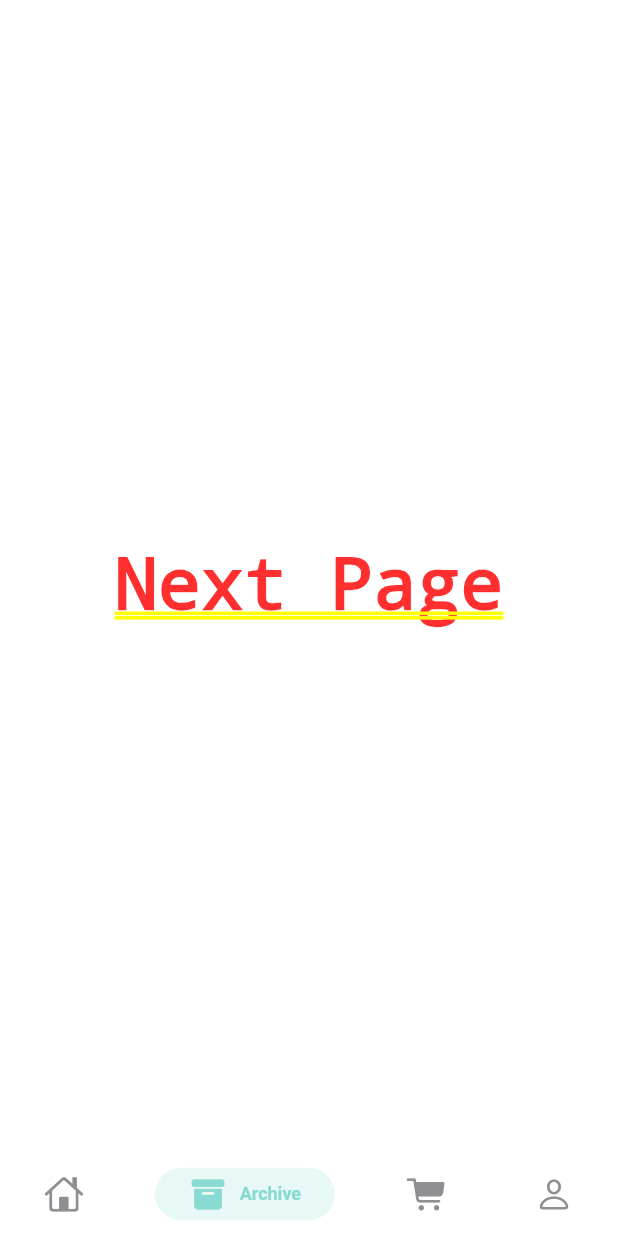
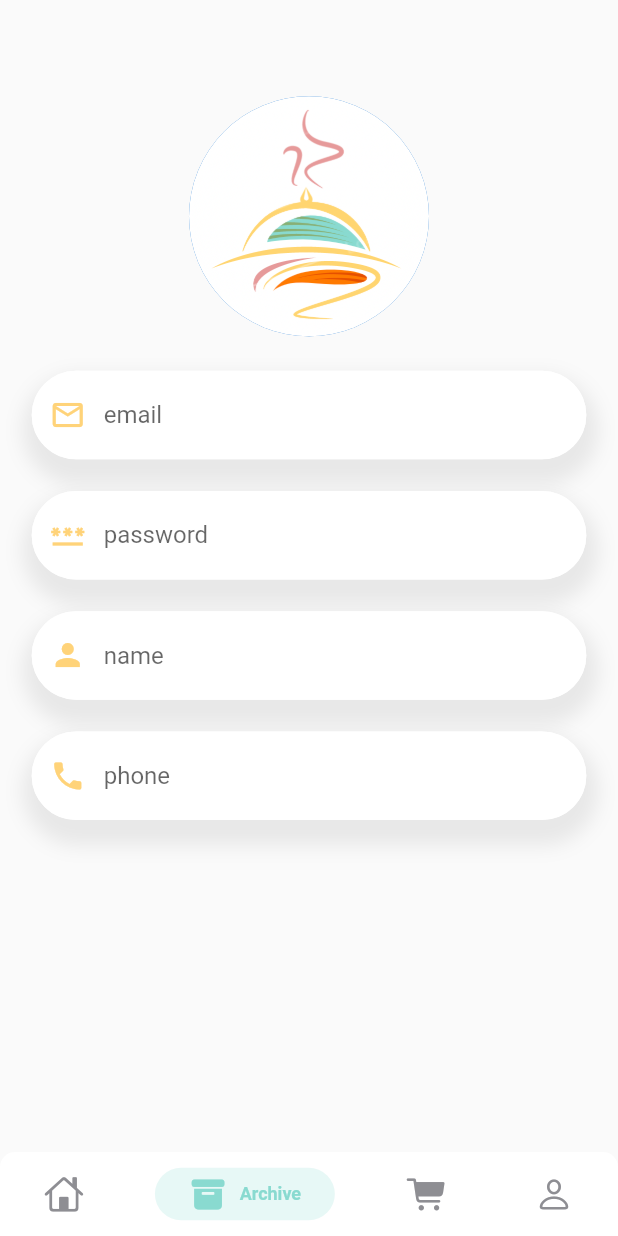
Before and after one commit to Rokon-556/restaurant_app_using_getx, a Flutter app: the screen it shows after launch, item 2 of the bottom bar chosen, on a phone screen of 412 x 824 dp. Run offline on Flutter 3.47's test engine with Material 2 defaults, Android fonts, the phone set to English and light mode, and no system bars; drawn by our look-alikes of persistent_bottom_nav_bar; our stand-ins replace dots_indicator, get, shared_preferences; network calls fail.

Commit message:
sign up page static ui

```diff
--- /dev/null
+++ b/lib/pages/auth/sign_up_page.dart
@@ -0,0 +1,54 @@
+import 'package:flutter/material.dart';
+import 'package:food_delivery/utils/colors.dart';
+import 'package:food_delivery/utils/dimension.dart';
+import 'package:food_delivery/widgets/app_text_field.dart';
+
+class SignUpPage extends StatelessWidget {
+  const SignUpPage({super.key});
+
+  @override
+  Widget build(BuildContext context) {
+    final emailController = TextEditingController();
+    final passController = TextEditingController();
+    final nameController = TextEditingController();
+    final phoneController = TextEditingController();
+    return Scaffold(
+      body: Column(
+        children: [
+          SizedBox(
+            height: Dimension.deviceHeight * 0.05,
+          ),
+          Container(
+            height: Dimension.deviceHeight * 0.25,
+            child: Center(
+              child: CircleAvatar(
+                radius: 80,
+                backgroundImage: AssetImage('assets/image/logo part 1.png'),
+              ),
+            ),
+          ),
+          AppTextField(
+              editingController: emailController,
+              hintText: 'email',
+              icon: Icons.email_outlined),
+          SizedBox(height: Dimension.height20,),
+          AppTextField(
+              editingController: passController,
+              hintText: 'password',
+              icon: Icons.password_outlined),
+          SizedBox(height: Dimension.height20,),
+          AppTextField(
+              editingController: nameController,
+              hintText: 'name',
+              icon: Icons.person),
+          SizedBox(height: Dimension.height20,),
+          AppTextField(
+              editingController: phoneController,
+              hintText: 'phone',
+              icon: Icons.phone),
+          SizedBox(height: Dimension.height20,),
+        ],
+      ),
+    );
+  }
+}
--- a/lib/pages/home/home_page.dart
+++ b/lib/pages/home/home_page.dart
@@ -1,6 +1,7 @@
 import 'package:flutter/cupertino.dart';
 import 'package:flutter/material.dart';
 import 'package:food_delivery/pages/account/account_page.dart';
+import 'package:food_delivery/pages/auth/sign_up_page.dart';
 import 'package:food_delivery/pages/cart/cart_history.dart';
 import 'package:food_delivery/pages/home/main_food_page.dart';
 import 'package:food_delivery/utils/colors.dart';
@@ -32,10 +33,8 @@ class _HomePageState extends State<HomePage> {
   List<Widget> _buildScreens() {
     return [
       const MainFoodPage(),
-      const Center(
-        child: Text('Next Page'),
-      ),
-      CartHistoryPage(),
+      const SignUpPage(),
+      const CartHistoryPage(),
       const AccountPage()
     ];
   }
--- /dev/null
+++ b/lib/widgets/app_text_field.dart
@@ -0,0 +1,52 @@
+import 'package:flutter/material.dart';
+
+import '../utils/colors.dart';
+import '../utils/dimension.dart';
+
+class AppTextField extends StatelessWidget {
+  final TextEditingController editingController;
+  final String hintText;
+  final IconData icon;
+  const AppTextField({super.key, required this.editingController, required this.hintText, required this.icon});
+
+  @override
+  Widget build(BuildContext context) {
+    return Container(
+      margin: EdgeInsets.only(left: Dimension.height20,right: Dimension.radius20),
+      decoration: BoxDecoration(
+          color: Colors.white,
+          borderRadius: BorderRadius.circular(Dimension.radius30),
+          boxShadow: [
+            BoxShadow(
+                blurRadius: 10,
+                spreadRadius: 7,
+                offset: Offset(1,10),
+                color: Colors.grey.withOpacity(0.2)
+            )
+          ]
+      ),
+      child: TextField(
+        controller: editingController,
+        decoration: InputDecoration(
+            hintText: hintText,
+            prefixIcon: Icon(icon,color: AppColors.yellowColor,),
+            focusedBorder: OutlineInputBorder(
+                borderRadius: BorderRadius.circular(Dimension.radius30),
+                borderSide: const BorderSide(
+                  color: Colors.white,width: 1,
+                )
+            ),
+            enabledBorder: OutlineInputBorder(
+                borderRadius: BorderRadius.circular(Dimension.radius30),
+                borderSide: const BorderSide(
+                  color: Colors.white,width: 1,
+                )
+            ),
+            border: OutlineInputBorder(
+              borderRadius: BorderRadius.circular(Dimension.radius30),
+            )
+        ),
+      ),
+    );
+  }
+}
```
